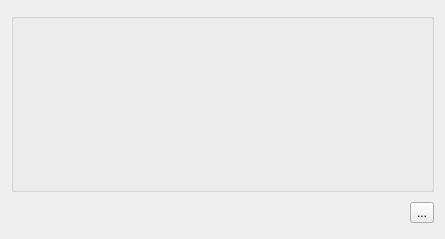
Above: pydialog/modules/window1.ui from thevladsoft/playground before the change. Below: the same form after it.
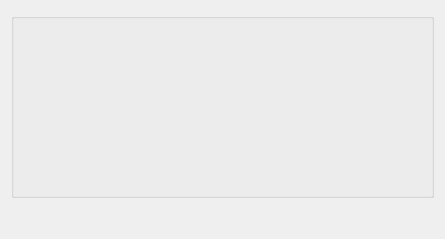
That is the form after the change.

Commit message: toolbox has been deleted

Diff of the .ui file:
```diff
--- a/pydialog/modules/window1.ui
+++ b/pydialog/modules/window1.ui
@@ -52,13 +52,6 @@
      </property>
     </spacer>
    </item>
-   <item row="2" column="2">
-    <widget class="QToolButton" name="toolButton">
-     <property name="text">
-      <string>...</string>
-     </property>
-    </widget>
-   </item>
    <item row="2" column="0">
     <spacer name="verticalSpacer">
      <property name="orientation">
```
The commit also changes 1 other file.
